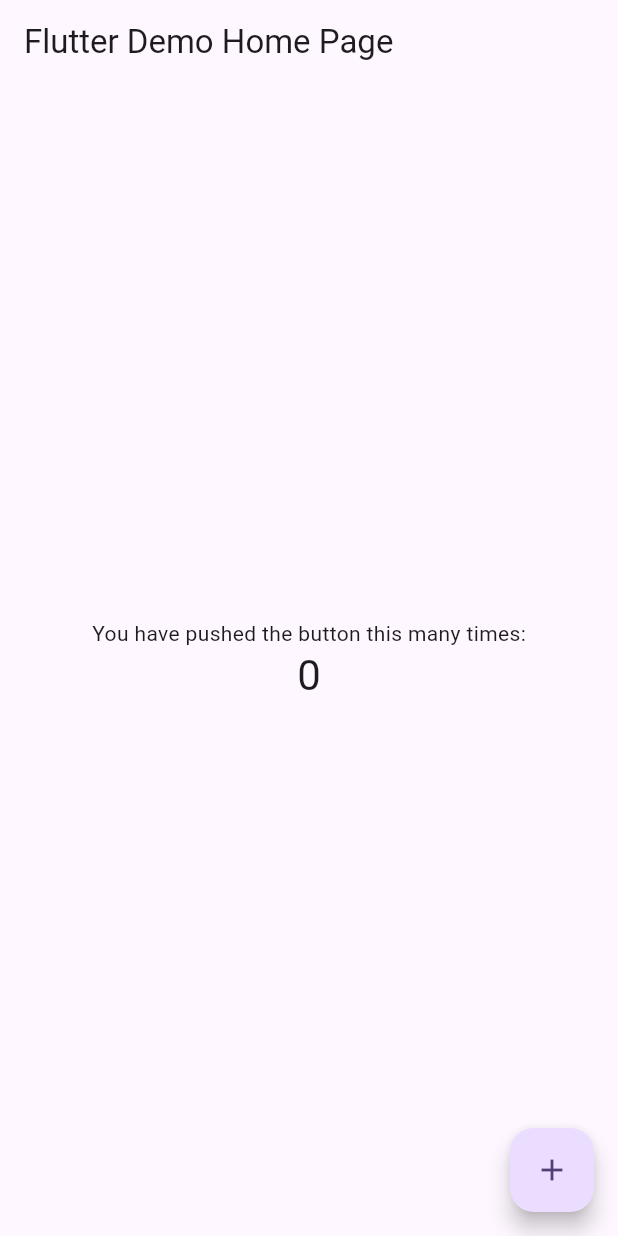
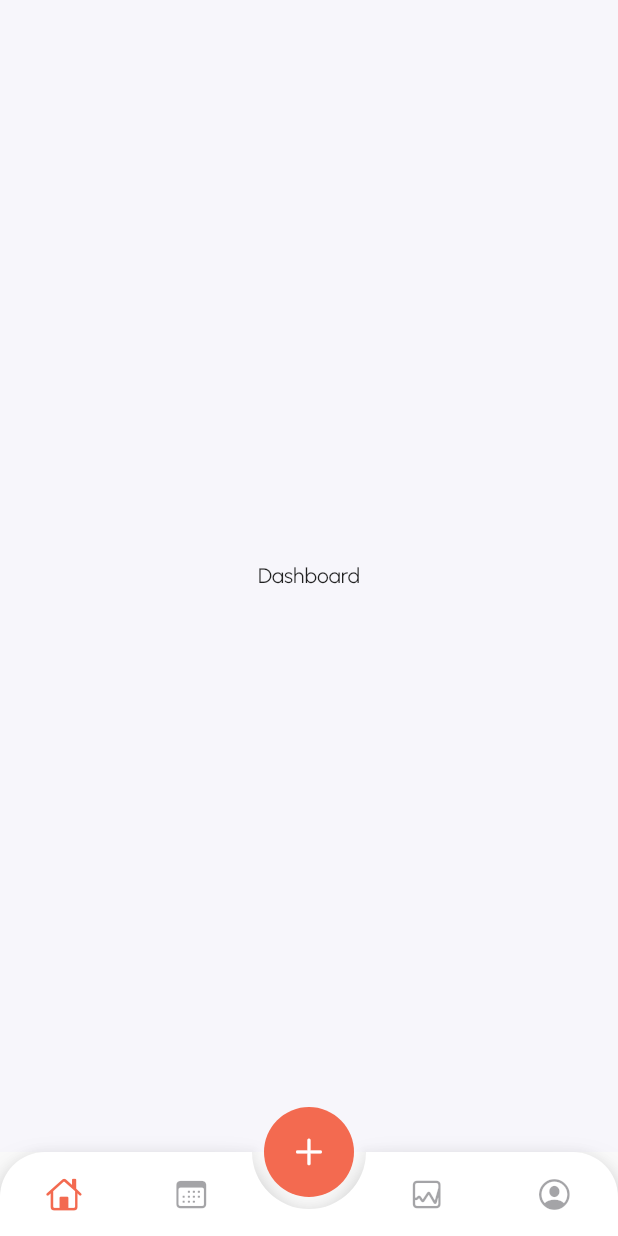
Before and after one commit to Foriwah/todo_application, a Flutter app: the screen it shows after launch, on a phone screen of 412 x 824 dp. Run offline on Flutter 3.47's test engine with Material 3 defaults, Android fonts, the phone set to English and light mode, and no system bars; drawn by our look-alikes of animated_bottom_navigation_bar.

```diff
--- /dev/null
+++ b/lib/core/utils/custom_colors.dart
@@ -0,0 +1,38 @@
+
+
+import 'package:flutter/material.dart';
+
+class CustomColors{
+
+/*
+///////////////////////////////////////////////////////////////////////////////
+
+LIGHT MODE COLOR CODES
+
+//////////////////////////////////////////////////////////////////////////////
+
+*/
+
+static Color primaryColor = Color(0xFFF36A50);
+static Color background = Color(0xffF7F6FB);
+static Color secondaryBackgroundLight = const Color(0xFFF5F5F5);
+
+
+
+
+ /*
+///////////////////////////////////////////////////////////////////////////////
+
+GENERIC COLOR CODES
+
+//////////////////////////////////////////////////////////////////////////////
+
+ */
+  static Color genericFade = const Color.fromARGB(22, 130, 130, 130);
+  static Color genericWhite = const Color(0XFFFFFFFF);
+  static Color genericBlue = const Color(0XFF2889C0);
+  static Color genericRed = const Color(0XFFD10E30);
+  static Color genericText = const Color(0XFF474747);
+  static Color genericBlack = const Color(0XFF18171F);
+  static Color scaffoldBackgroundColor = const Color(0Xfff3f6fa);
+}
--- /dev/null
+++ b/lib/core/utils/fonts.dart
@@ -0,0 +1,4 @@
+
+class Fonts {
+  static const String urbanist = 'Urbanist';
+}
--- /dev/null
+++ b/lib/features/dashboard/presentation/pages/dashboard.dart
@@ -0,0 +1,21 @@
+import 'package:flutter/material.dart';
+import 'package:my_todo_app/core/utils/custom_colors.dart';
+
+class Dashboard extends StatefulWidget {
+  const Dashboard({super.key});
+
+  @override
+  State<Dashboard> createState() => _DashboardState();
+}
+
+class _DashboardState extends State<Dashboard> {
+  @override
+  Widget build(BuildContext context) {
+    return Scaffold(
+      backgroundColor: CustomColors.background,
+      body: const Center(
+        child: Text('Dashboard'),
+      ),
+    );
+  }
+}
--- a/lib/main.dart
+++ b/lib/main.dart
@@ -1,4 +1,6 @@
 import 'package:flutter/material.dart';
+import 'package:my_todo_app/core/utils/fonts.dart';
+import 'package:my_todo_app/main_page.dart';
 
 void main() {
   runApp(const MyApp());
@@ -11,66 +13,15 @@ class MyApp extends StatelessWidget {
   @override
   Widget build(BuildContext context) {
     return MaterialApp(
-      title: 'Flutter Demo',
+      debugShowCheckedModeBanner: false,
+      title: 'Todo App',
       theme: ThemeData(
+        fontFamily: Fonts.urbanist,
+        colorScheme: ColorScheme.fromSeed(seedColor: Colors.deepPurple),
+        useMaterial3: false,
 
-        colorScheme: ColorScheme.fromSeed(seedColor: Colors.deepPurple),
-        useMaterial3: true,
       ),
-      home: const MyHomePage(title: 'Flutter Demo Home Page'),
+      home:const MainPage() ,
     );
   }
 }
-
-class MyHomePage extends StatefulWidget {
-  const MyHomePage({super.key, required this.title});
-
-
-  final String title;
-
-  @override
-  State<MyHomePage> createState() => _MyHomePageState();
-}
-
-class _MyHomePageState extends State<MyHomePage> {
-  int _counter = 0;
-
-  void _incrementCounter() {
-    setState(() {
-
-    });
-  }
-
-  @override
-  Widget build(BuildContext context) {
-
-    return Scaffold(
-      appBar: AppBar(
-
-
-        title: Text(widget.title),
-      ),
-      body: Center(
-
-        child: Column(
-
-          mainAxisAlignment: MainAxisAlignment.center,
-          children: <Widget>[
-            const Text(
-              'You have pushed the button this many times:',
-            ),
-            Text(
-              '$_counter',
-              style: Theme.of(context).textTheme.headlineMedium,
-            ),
-          ],
-        ),
-      ),
-      floatingActionButton: FloatingActionButton(
-        onPressed: _incrementCounter,
-        tooltip: 'Increment',
-        child: const Icon(Icons.add),
-      ), // This trailing comma makes auto-formatting nicer for build methods.
-    );
-  }
-}
--- /dev/null
+++ b/lib/main_page.dart
@@ -0,0 +1,64 @@
+import 'package:animated_bottom_navigation_bar/animated_bottom_navigation_bar.dart';
+import 'package:flutter/cupertino.dart';
+import 'package:flutter/material.dart';
+import 'package:my_todo_app/core/utils/custom_colors.dart';
+import 'package:my_todo_app/features/dashboard/presentation/pages/dashboard.dart';
+
+class MainPage extends StatefulWidget {
+  const MainPage({super.key});
+
+  @override
+  State<MainPage> createState() => _MainPageState();
+}
+
+class _MainPageState extends State<MainPage> {
+  List pages = const [
+    Dashboard(),
+    Dashboard(),
+    Dashboard(),
+    Dashboard(),
+  ];
+  int currentIndex = 0;
+  void onTap(int index) {
+    setState(() {
+      currentIndex = index;
+    });
+  }
+
+  @override
+  Widget build(BuildContext context) {
+    return Scaffold(
+      body: pages[currentIndex],
+      floatingActionButton: GestureDetector(
+        onTap: () {},
+        child:  CircleAvatar(
+          radius: 30,
+           backgroundColor: CustomColors.primaryColor,
+          child: Icon(
+            size: 25,
+            CupertinoIcons.plus,
+            color: CustomColors.genericWhite,
+          ),
+        ),
+      ),
+      floatingActionButtonLocation: FloatingActionButtonLocation.centerDocked,
+      bottomNavigationBar: AnimatedBottomNavigationBar(
+        leftCornerRadius: 30,
+        rightCornerRadius: 30,
+          icons: const [
+            CupertinoIcons.home,
+            CupertinoIcons.calendar,
+            CupertinoIcons.graph_square,
+            CupertinoIcons.profile_circled,
+          ],
+          activeIndex: currentIndex,
+          backgroundColor: CustomColors.genericWhite,
+          gapLocation: GapLocation.center,
+        notchSmoothness: NotchSmoothness.softEdge,
+         activeColor: CustomColors.primaryColor,
+        inactiveColor: CustomColors.genericBlack.withAlpha(100),
+          splashColor: Colors.transparent,
+          onTap: (index) => setState(() => currentIndex = index)),
+    );
+  }
+}
```
Also changed, not shown: pubspec.yaml (+13 -10 lines), assets/fonts/urbanist/Urbanist-Bold.otf (added), assets/fonts/urbanist/Urbanist-ExtraBold.otf (added), assets/fonts/urbanist/Urbanist-ExtraLight.otf (added), assets/fonts/urbanist/Urbanist-Light.otf (added), assets/fonts/urbanist/Urbanist-Medium.otf (added), assets/fonts/urbanist/Urbanist-Regular.otf (added), assets/fonts/urbanist/Urbanist-SemiBold.otf (added), pubspec.lock.
